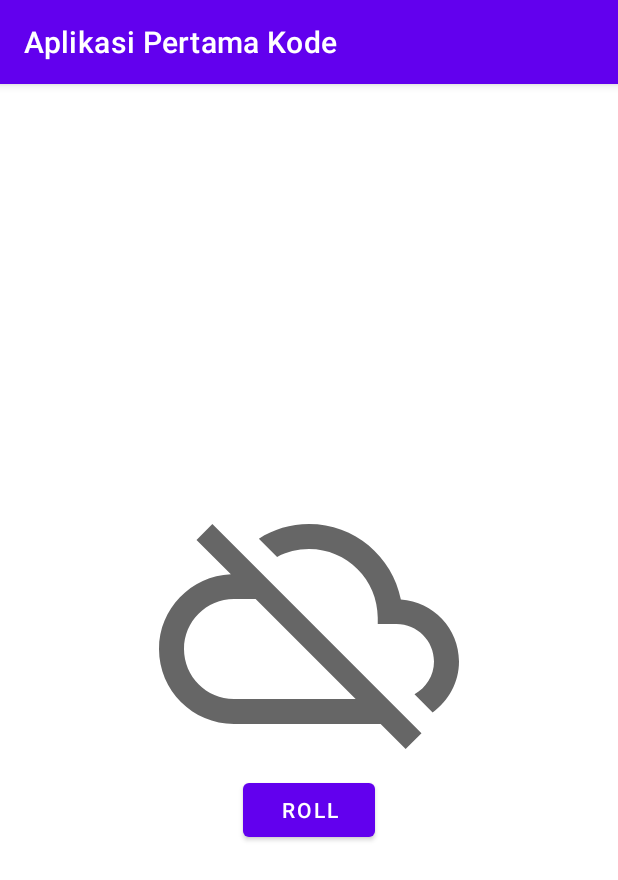
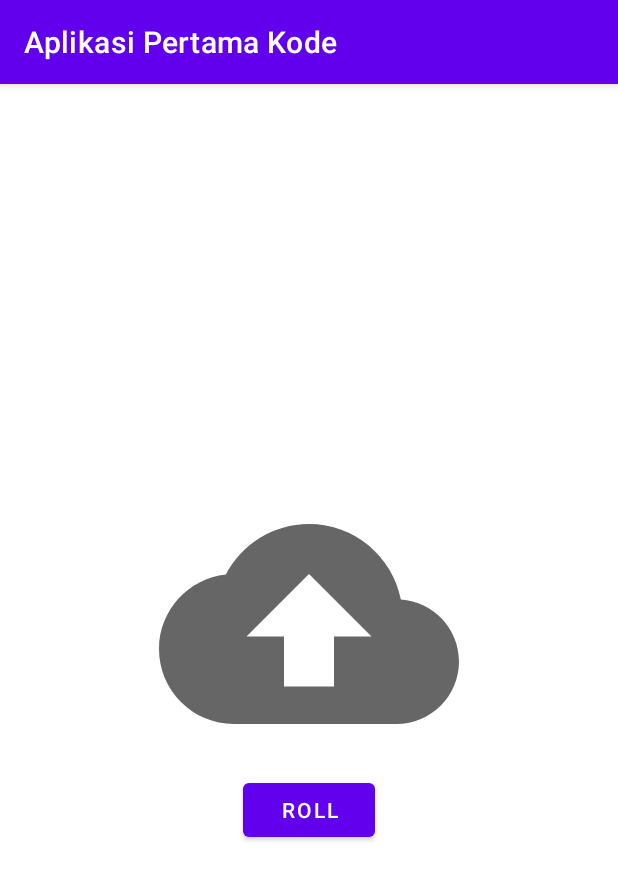
Before and after one commit to nuryadincjr/KotlinNative, an Android app: the screen it shows after launch (MainActivity), after a tap on "ROLL", on a phone screen of 412 x 824 dp. Shown: the top 880 px of the screen. Run offline under Robolectric (Android 15) with nearby library versions, the phone set to English and light mode, and no system bars.

Commit message:
Namespace, implement vreview of value item

```diff
--- a/app/src/main/java/com/nuryadincjr/aplikasipertamakode/MainActivity.kt
+++ b/app/src/main/java/com/nuryadincjr/aplikasipertamakode/MainActivity.kt
@@ -1,10 +1,9 @@
 package com.nuryadincjr.aplikasipertamakode
 
-import androidx.appcompat.app.AppCompatActivity
 import android.os.Bundle
 import android.widget.Button
 import android.widget.ImageView
-import android.widget.TextView
+import androidx.appcompat.app.AppCompatActivity
 import java.util.*
 
 class MainActivity : AppCompatActivity() {
@@ -21,14 +20,14 @@ class MainActivity : AppCompatActivity() {
 
     private fun rollDice() {
         val images: ImageView = findViewById(R.id.ivOwen)
-        val randomInt = Random().nextInt(4) +1
 
-        val drawableResorce = when(randomInt) {
-            1 -> R.drawable.ic_baseline_cloud_upload_24
+        val drawableResorce = when(Random().nextInt(6) +1) {
+            1 -> R.drawable.ic_baseline_cloud_24
             2 -> R.drawable.ic_baseline_cloud_done_24
             3 -> R.drawable.ic_baseline_cloud_off_24
             4 -> R.drawable.ic_baseline_cloud_queue_24
-            else -> R.drawable.ic_baseline_cloud_24
+            5 -> R.drawable.ic_baseline_cloud_upload_24
+            else -> R.drawable.ic_baseline_cloud_empty
         }
 
         images.setImageResource(drawableResorce)
--- /dev/null
+++ b/app/src/main/res/drawable/ic_baseline_cloud_empty.xml
@@ -0,0 +1,8 @@
+<vector xmlns:android="http://schemas.android.com/apk/res/android"
+    android:width="24dp"
+    android:height="24dp"
+    android:viewportWidth="24"
+    android:viewportHeight="24"
+    android:tint="?attr/colorControlNormal">
+  <path />
+</vector>
--- a/app/src/main/res/layout/activity_main.xml
+++ b/app/src/main/res/layout/activity_main.xml
@@ -13,7 +13,8 @@
         android:layout_width="200dp"
         android:layout_height="200dp"
         android:layout_gravity="center_horizontal"
-        android:src="@drawable/ic_baseline_cloud_24" />
+        android:src="@drawable/ic_baseline_cloud_empty"
+        tools:src="@drawable/ic_baseline_cloud_24" />
 
     <Button
         android:id="@+id/btnRoll"
```
